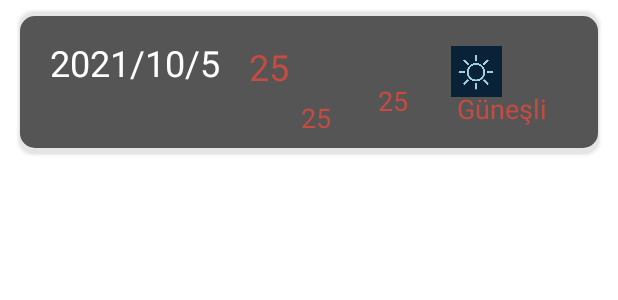
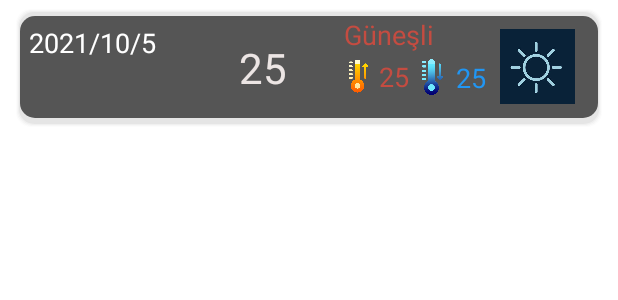
Before and after one commit to etokoc/WeatherApp, an Android app: the layout row_design_detay.xml on its own in the app's theme, with its tools: preview values and no code run, on a phone screen of 412 x 824 dp. Shown: the top 300 px of the screen. Run offline under Robolectric (Android 15) with nearby library versions, the phone set to English and light mode, and no system bars.

Commit message:
5 günlük tahmin listelenebiliyor.

```diff
--- a/app/src/main/java/com/example/weatherapp/ActivityDetay.kt
+++ b/app/src/main/java/com/example/weatherapp/ActivityDetay.kt
@@ -47,22 +47,22 @@ class ActivityDetay : AppCompatActivity() {
                 call: Call<Example>,
                 response: Response<Example>
             ) {
-                var list: List<Str>
                 if (response.isSuccessful) {
                     response.body()?.let {
-                        val detay: List<Str>? = it.consolidatedWeather
+                        val detay: MutableList<Str>? = it.consolidatedWeather as MutableList<Str>?
+                        detay!!.removeAt(0)
                         var recylerViewDetay = findViewById<RecyclerView>(R.id.recylerViewDetay)
                         recylerViewDetay.layoutManager = LinearLayoutManager(this@ActivityDetay)
                         recylerViewDetay.adapter =
                             RecylerViewAdapterDetay(detay as ArrayList<Str>, this@ActivityDetay)
                         binding.detayTxtMax.setText(
-                            detay.get(0).maxTemp!!.toDouble().toInt().toString()
+                            detay.get(0).maxTemp!!.toDouble().toInt().toString() + "°"
                         )
                         binding.detayTxtMin.setText(
-                            detay.get(0).minTemp!!.toDouble().toInt().toString()
+                            detay.get(0).minTemp!!.toDouble().toInt().toString() + "°"
                         )
                         binding.textViewtheTemp.setText(
-                            detay.get(0).theTemp!!.toDouble().toInt().toString()
+                            detay.get(0).theTemp!!.toDouble().toInt().toString() + "°"
                         )
                         ikonAlma(detay)
                     }
@@ -77,7 +77,7 @@ class ActivityDetay : AppCompatActivity() {
         })
     }
 
-   private fun ikonAlma(detay: ArrayList<Str>) =
+    private fun ikonAlma(detay: ArrayList<Str>) =
         when (detay.get(0).weatherStateAbbr) {
             "c" -> binding.imageView3.setImageResource(R.drawable.c)
             "sn" -> binding.imageView3.setImageResource(R.drawable.sn)
--- a/app/src/main/java/com/example/weatherapp/RecylerView/RecylerViewAdapterDetay.kt
+++ b/app/src/main/java/com/example/weatherapp/RecylerView/RecylerViewAdapterDetay.kt
@@ -33,6 +33,21 @@ class RecylerViewAdapterDetay(list: ArrayList<Str>, context: Context) :
         val durum = itemView.findViewById<TextView>(R.id.row_durum)
         val ikon = itemView.findViewById<ImageView>(R.id.imageView5)
 
+        private fun durumAlma(detay: Str): String =
+            when (detay.weatherStateAbbr) {
+                "c" -> "Güneşli"
+                "sn" -> "Karlı"
+                "sl" -> "Yağmurla Kar"
+                "h" -> "Dolu"
+                "t" -> "Fırtına"
+                "hr" -> "Sağanak Yağışlı"
+                "lr" -> "Hafif Yağmur"
+                "s" -> "Güneş ve Yağmur"
+                "hc" -> "Bulutlu"
+                "lc" -> "Parçalı Bulutlu"
+                else -> "Güneşli"
+            }
+
         private fun ikonAlma(detay: Str): Int =
             when (detay.weatherStateAbbr) {
                 "c" -> R.drawable.c
@@ -50,10 +65,10 @@ class RecylerViewAdapterDetay(list: ArrayList<Str>, context: Context) :
 
         fun binding(list: Str) {
             day.setText(list.applicableDate)
-            temp.setText(list.theTemp?.toInt().toString())
-            max.setText("" + list.maxTemp?.toInt().toString())
-            min.setText("" + list.minTemp?.toInt().toString())
-            durum.setText(list.weatherStateAbbr)
+            temp.setText(list.theTemp?.toInt().toString() + "°")
+            max.setText("" + list.maxTemp?.toInt().toString() + "°")
+            min.setText("" + list.minTemp?.toInt().toString() + "°")
+            durum.setText(durumAlma(list))
             ikon.setImageResource(ikonAlma(list))
         }
 
--- a/app/src/main/res/layout/activity_detay.xml
+++ b/app/src/main/res/layout/activity_detay.xml
@@ -91,7 +91,7 @@
         android:layout_height="wrap_content"
         android:layout_marginTop="18dp"
         android:layout_marginEnd="104dp"
-        android:text="25"
+        android:text=""
         android:textSize="48sp"
         app:layout_constraintEnd_toStartOf="@+id/detay_txt_min"
         app:layout_constraintStart_toEndOf="@+id/imageView3"
@@ -122,11 +122,13 @@
 
     <androidx.recyclerview.widget.RecyclerView
         android:id="@+id/recylerViewDetay"
-        android:layout_marginTop="15dp"
-        app:layout_constraintTop_toBottomOf="@id/imageView4"
         android:layout_width="match_parent"
         android:layout_height="wrap_content"
-        tools:listitem="@layout/row_design_menu" />
+        android:layout_marginTop="15dp"
+        app:layout_constraintBottom_toBottomOf="parent"
+        app:layout_constraintTop_toBottomOf="@id/imageView4"
+        app:layout_constraintVertical_bias="0.0"
+        tools:listitem="@layout/row_design_detay" />
 
 
 </androidx.constraintlayout.widget.ConstraintLayout>
--- a/app/src/main/res/layout/row_design_detay.xml
+++ b/app/src/main/res/layout/row_design_detay.xml
@@ -3,7 +3,7 @@
     xmlns:app="http://schemas.android.com/apk/res-auto"
     xmlns:tools="http://schemas.android.com/tools"
     android:layout_width="match_parent"
-    android:layout_height="100dp"
+    android:layout_height="80dp"
     android:layout_marginLeft="10dp"
     android:layout_marginTop="5dp"
     android:layout_marginRight="10dp"
@@ -12,75 +12,106 @@
 
     <ImageView
         android:id="@+id/imageView5"
-        android:layout_width="34dp"
-        android:layout_height="34dp"
-        android:layout_marginTop="26dp"
-        android:layout_marginEnd="64dp"
-        android:layout_marginBottom="26dp"
+        android:layout_width="52dp"
+        android:layout_height="50dp"
         android:src="@drawable/c"
-        app:layout_constraintBottom_toBottomOf="@+id/row_durum"
+        app:layout_constraintBottom_toBottomOf="parent"
         app:layout_constraintEnd_toEndOf="parent"
-        app:layout_constraintTop_toTopOf="parent" />
+        app:layout_constraintHorizontal_bias="0.904"
+        app:layout_constraintStart_toEndOf="@+id/row_theTemp"
+        app:layout_constraintTop_toTopOf="parent"
+        app:layout_constraintVertical_bias="0.466" />
 
     <TextView
         android:id="@+id/row_gun"
         android:layout_width="wrap_content"
         android:layout_height="wrap_content"
-        android:layout_marginStart="20dp"
-        android:layout_marginTop="4dp"
-        android:layout_marginBottom="4dp"
         android:text="2021/10/5"
         android:textColor="#FFFFFF"
-        android:textSize="24sp"
-        app:layout_constraintBottom_toTopOf="@+id/row_min"
+        android:textSize="18sp"
+        app:layout_constraintBottom_toBottomOf="parent"
+        app:layout_constraintEnd_toEndOf="parent"
+        app:layout_constraintHorizontal_bias="0.021"
         app:layout_constraintStart_toStartOf="parent"
-        app:layout_constraintTop_toTopOf="@+id/row_theTemp" />
+        app:layout_constraintTop_toTopOf="parent"
+        app:layout_constraintVertical_bias="0.125" />
 
     <TextView
         android:id="@+id/row_theTemp"
         android:layout_width="wrap_content"
         android:layout_height="wrap_content"
-        android:layout_marginStart="19dp"
-        android:layout_marginTop="17dp"
         android:text="25"
-        android:textColor="#C44C41"
-        android:textSize="24sp"
-        app:layout_constraintStart_toEndOf="@+id/row_gun"
+        android:textColor="#ECE5E4"
+        android:textSize="28sp"
+        app:layout_constraintBottom_toBottomOf="parent"
+        app:layout_constraintEnd_toEndOf="parent"
+        app:layout_constraintHorizontal_bias="0.413"
+        app:layout_constraintStart_toStartOf="parent"
         app:layout_constraintTop_toTopOf="parent" />
 
     <TextView
         android:id="@+id/row_max"
         android:layout_width="wrap_content"
         android:layout_height="wrap_content"
-        android:layout_marginStart="8dp"
-        android:layout_marginTop="5dp"
         android:text="25"
         android:textColor="#C44C41"
         android:textSize="18sp"
-        app:layout_constraintStart_toEndOf="@+id/row_theTemp"
-        app:layout_constraintTop_toBottomOf="@+id/row_theTemp" />
+        app:layout_constraintBottom_toBottomOf="@+id/imageView6"
+        app:layout_constraintEnd_toEndOf="parent"
+        app:layout_constraintHorizontal_bias="0.655"
+        app:layout_constraintStart_toStartOf="parent"
+        app:layout_constraintTop_toTopOf="@+id/imageView6"
+        app:layout_constraintVertical_bias="0.642" />
+
+    <ImageView
+        android:id="@+id/imageView6"
+        android:layout_width="22dp"
+        android:layout_height="24dp"
+        app:layout_constraintBottom_toBottomOf="parent"
+        app:layout_constraintEnd_toEndOf="parent"
+        app:layout_constraintHorizontal_bias="0.591"
+        app:layout_constraintStart_toStartOf="parent"
+        app:layout_constraintTop_toTopOf="parent"
+        app:layout_constraintVertical_bias="0.642"
+        app:srcCompat="@drawable/thermometermax" />
 
     <TextView
         android:id="@+id/row_min"
         android:layout_width="wrap_content"
         android:layout_height="wrap_content"
-        android:layout_marginStart="31dp"
-        android:layout_marginBottom="19dp"
         android:text="25"
-        android:textColor="#C44C41"
+        android:textColor="#2196F3"
         android:textSize="18sp"
-        app:layout_constraintBottom_toBottomOf="parent"
-        app:layout_constraintStart_toEndOf="@+id/row_max" />
+        app:layout_constraintBottom_toBottomOf="@+id/imageView7"
+        app:layout_constraintEnd_toEndOf="parent"
+        app:layout_constraintHorizontal_bias="0.795"
+        app:layout_constraintStart_toStartOf="parent"
+        app:layout_constraintTop_toTopOf="@+id/imageView7"
+        app:layout_constraintVertical_bias="0.589" />
 
     <TextView
         android:id="@+id/row_durum"
         android:layout_width="wrap_content"
         android:layout_height="wrap_content"
-        android:layout_marginBottom="14dp"
         android:text="Güneşli"
         android:textColor="#C44C41"
         android:textSize="18sp"
         app:layout_constraintBottom_toBottomOf="parent"
-        app:layout_constraintEnd_toEndOf="@+id/imageView5"
-        app:layout_constraintStart_toEndOf="@+id/imageView5" />
+        app:layout_constraintEnd_toEndOf="parent"
+        app:layout_constraintHorizontal_bias="0.663"
+        app:layout_constraintStart_toStartOf="parent"
+        app:layout_constraintTop_toTopOf="parent"
+        app:layout_constraintVertical_bias="0.0" />
+
+    <ImageView
+        android:id="@+id/imageView7"
+        android:layout_width="22dp"
+        android:layout_height="24dp"
+        app:layout_constraintBottom_toBottomOf="@+id/row_max"
+        app:layout_constraintEnd_toEndOf="parent"
+        app:layout_constraintHorizontal_bias="0.727"
+        app:layout_constraintStart_toStartOf="parent"
+        app:layout_constraintTop_toTopOf="@+id/row_max"
+        app:layout_constraintVertical_bias="0.642"
+        app:srcCompat="@drawable/thermometermin" />
 </androidx.constraintlayout.widget.ConstraintLayout>
```
